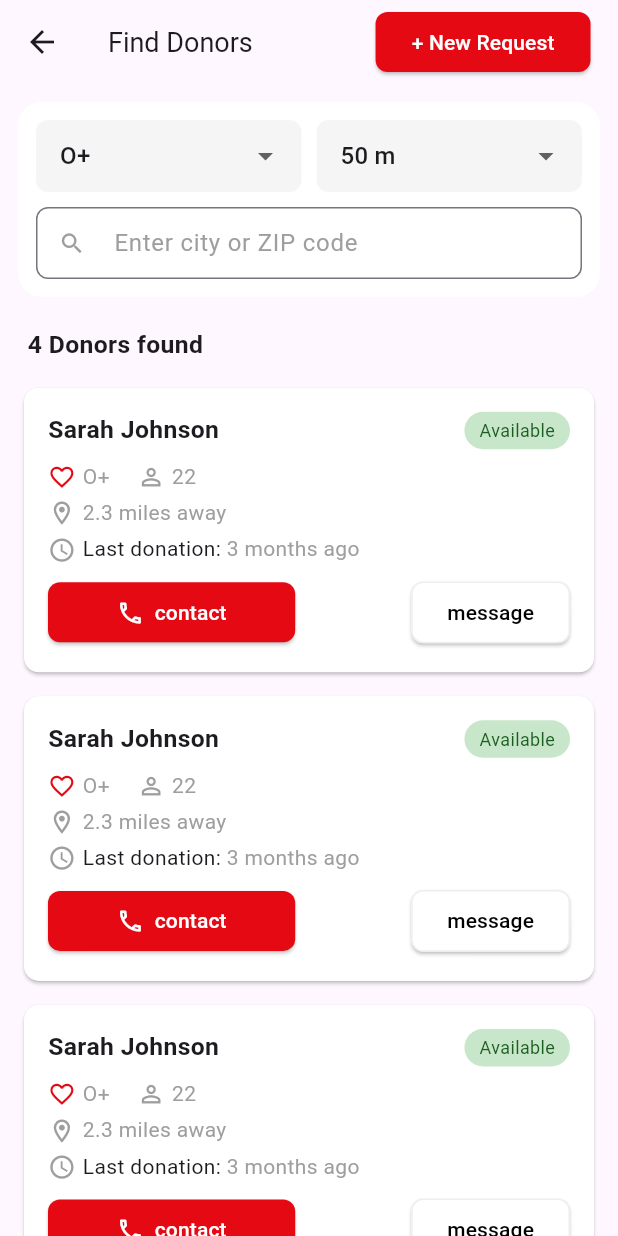
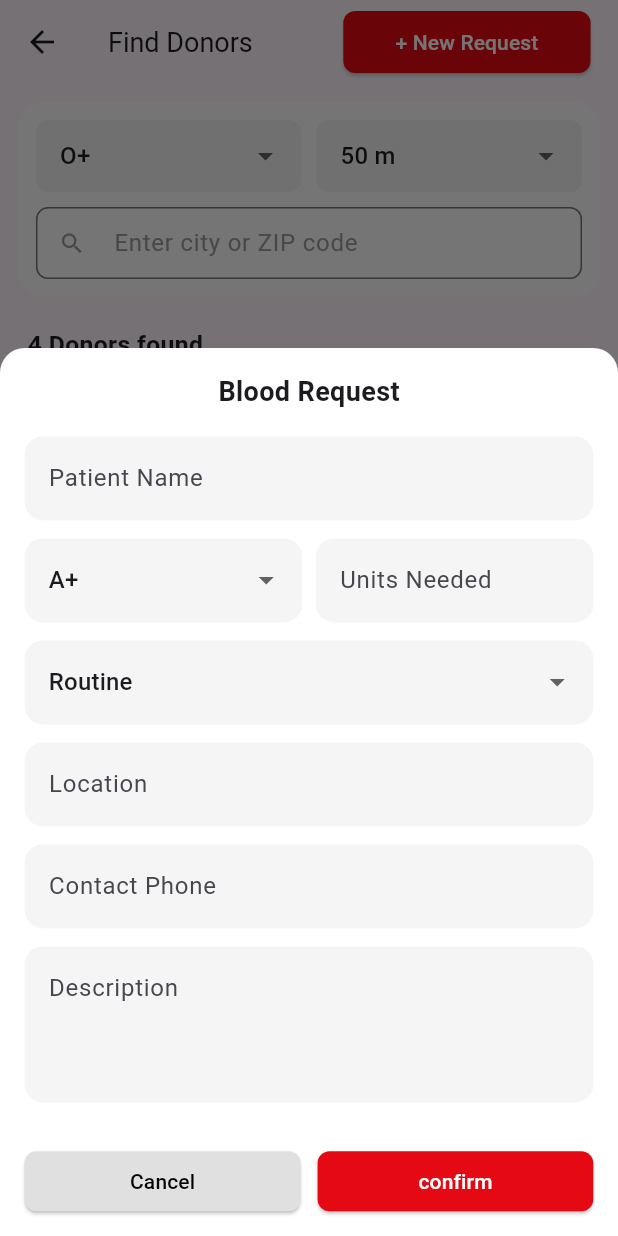
Before and after one commit to a7medragab22/BloodBank, a Flutter app: the FindDonorsView screen opened by its route, after a tap on "+ New Request", on a phone screen of 412 x 824 dp. Run offline on Flutter 3.47's test engine with Material 3 defaults, Android fonts, the phone set to English and light mode, and no system bars; our stand-ins replace flutter_bloc, flutter_screenutil, font_awesome_flutter.

Commit message:
edit cutstom button and create second custom button and create model sheet to blood request

```diff
--- a/lib/core/ReusableCompounds/widgets/custom_button.dart
+++ b/lib/core/ReusableCompounds/widgets/custom_button.dart
@@ -9,11 +9,13 @@ class CustomButton extends StatelessWidget {
     this.onPressed,
     this.buttonColor = AppColor.kSecondaryColor,
     this.textColor = Colors.white,
+
   });
   final String text;
   final Color buttonColor;
   final Color textColor;
   final VoidCallback? onPressed;
+
 
   @override
   Widget build(BuildContext context) {
--- /dev/null
+++ b/lib/core/ReusableCompounds/widgets/custom_dropdown_feild.dart
@@ -0,0 +1,37 @@
+import 'package:flutter/material.dart';
+import 'package:flutter_screenutil/flutter_screenutil.dart';
+
+class CustomDropdownField extends StatelessWidget {
+  final String? value;
+  final String? hint;
+  final List<String> items;
+  final Function(String?) onChanged;
+
+  const CustomDropdownField({
+    super.key,
+    required this.value,
+    this.hint,
+    required this.items,
+    required this.onChanged,
+  });
+
+  @override
+  Widget build(BuildContext context) {
+    return DropdownButtonFormField<String>(
+      initialValue: value,
+      decoration: InputDecoration(
+        filled: true,
+        fillColor: Colors.grey.shade100,
+        border: OutlineInputBorder(
+          borderRadius: BorderRadius.circular(8),
+          borderSide: BorderSide.none,
+        ),
+        contentPadding: EdgeInsets.symmetric(horizontal: 12, vertical: 6.h),
+      ),
+      items: items
+          .map((e) => DropdownMenuItem(value: e, child: Text(e)))
+          .toList(),
+      onChanged: onChanged,
+    );
+  }
+}
--- /dev/null
+++ b/lib/core/ReusableCompounds/widgets/custom_second_button.dart
@@ -0,0 +1,36 @@
+import 'package:blodbank/core/themes/app_color.dart';
+import 'package:flutter/material.dart';
+
+class CustomSecondButton extends StatelessWidget {
+  const CustomSecondButton({
+    super.key,
+    required this.text,
+    this.textColor = Colors.white,
+    this.backgroundColor = AppColor.kPrimaryColor,
+    this.height = 40,
+    this.width = 80,
+    required this.onPressed,
+  });
+  final String text;
+  final double? height;
+  final double? width;
+  final Color? backgroundColor;
+  final Color? textColor;
+  final void Function()? onPressed;
+  @override
+  Widget build(BuildContext context) {
+    return SizedBox(
+      height: height,
+      width: width,
+      child: ElevatedButton(
+        style: ElevatedButton.styleFrom(
+          backgroundColor: backgroundColor,
+          foregroundColor: textColor,
+          shape: RoundedRectangleBorder(borderRadius: BorderRadius.circular(8)),
+        ),
+        onPressed: onPressed,
+        child: Text(text),
+      ),
+    );
+  }
+}
--- a/lib/core/Routes/app_route.dart
+++ b/lib/core/Routes/app_route.dart
@@ -1,7 +1,7 @@
 import 'package:blodbank/core/Routes/app_routes_name.dart';
 import 'package:blodbank/features/Home/presentation/Views/Donate/presentation/views/donate_view.dart';
 import 'package:blodbank/features/Home/presentation/Views/Donate/presentation/widgets/findLocation/presentation/cubits/findHospital/find_hospita_cubit.dart';
-import 'package:blodbank/features/Home/presentation/Views/Donate/presentation/widgets/findLocation/presentation/views/find_hospital_view.dart';
+import 'package:blodbank/features/Home/presentation/Views/Donate/presentation/widgets/findLocation/presentation/views/become_donor.dart';
 import 'package:blodbank/features/Home/presentation/Views/requestBlood/presentation/cubits/donorCubit/donor_cubit.dart';
 import 'package:blodbank/features/Home/presentation/Views/requestBlood/presentation/views/find_donors_view.dart';
 import 'package:blodbank/features/NavigationBar/presentation/Cubits/navigation/navigation_cubit.dart';
@@ -42,8 +42,12 @@ class AppRoute {
     AppRoutesName.profileView: (_) => ProfileView(),
     AppRoutesName.findHospital: (_) => BlocProvider(
       create: (context) => FindHospitaCubit()..loadHospital(),
-      child: FindHospitalView(),
+      child: BecomeDonor(),
     ),
+
+
+
+
     AppRoutesName.findDonors: (_) => BlocProvider(
       create: (context) => DonorCubit()..loadDonors(),
       child: FindDonorsView(),
--- a/lib/features/Home/presentation/Views/Donate/presentation/widgets/findLocation/presentation/views/find_hospital_view.dart
+++ b/lib/features/Home/presentation/Views/Donate/presentation/widgets/findLocation/presentation/views/become_donor.dart
@@ -4,8 +4,8 @@ import 'package:blodbank/features/Home/presentation/Views/Donate/presentation/wi
 import 'package:flutter/material.dart';
 import 'package:flutter_screenutil/flutter_screenutil.dart';
 
-class FindHospitalView extends StatelessWidget {
-  const FindHospitalView({super.key});
+class BecomeDonor extends StatelessWidget {
+  const BecomeDonor({super.key});
 
   @override
   Widget build(BuildContext context) {
--- a/lib/features/Home/presentation/Views/Donate/presentation/widgets/findLocation/presentation/widgets/person_info_card.dart
+++ b/lib/features/Home/presentation/Views/Donate/presentation/widgets/findLocation/presentation/widgets/person_info_card.dart
@@ -9,7 +9,7 @@ class PersonInfoCard extends StatelessWidget {
   Widget build(BuildContext context) {
     return Container(
       padding: EdgeInsets.all(2),
-      height: .36.sh,
+      height: .3.sh,
       width: .9.sw,
       decoration: BoxDecoration(
         borderRadius: BorderRadius.circular(8),
--- a/lib/features/Home/presentation/Views/Donate/presentation/widgets/findLocation/presentation/widgets/person_tab.dart
+++ b/lib/features/Home/presentation/Views/Donate/presentation/widgets/findLocation/presentation/widgets/person_tab.dart
@@ -3,6 +3,7 @@ import 'package:flutter/material.dart';
 
 class PersonTap extends StatelessWidget {
   const PersonTap({super.key});
+
   @override
   Widget build(BuildContext context) {
     return Scaffold(
--- /dev/null
+++ b/lib/features/Home/presentation/Views/requestBlood/presentation/cubits/bloodRequest/blood_request_cubit.dart
@@ -0,0 +1,22 @@
+import 'package:blodbank/features/Home/presentation/Views/requestBlood/presentation/models/blood_request_model.dart';
+import 'package:flutter_bloc/flutter_bloc.dart';
+
+part 'blood_request_state.dart';
+
+class BloodRequestCubit extends Cubit<BloodRequestState> {
+  BloodRequestCubit() : super(BloodRequestInitial());
+  static BloodRequestCubit get(context) => BlocProvider.of(context);
+  final List<BloodRequestModel> requests = [];
+  Future<void> submitRequest(BloodRequestModel model) async {
+    emit(BloodRequestLoading());
+    try {
+      await Future.delayed(const Duration(seconds: 2));
+      if (isClosed) return;
+      requests.add(model);
+      emit(BloodRequestSuccess(requests));
+    } catch (e) {
+      if (isClosed) return;
+      emit(BloodRequestFailure('there was an error ${e.toString()}'));
+    }
+  }
+}
--- /dev/null
+++ b/lib/features/Home/presentation/Views/requestBlood/presentation/cubits/bloodRequest/blood_request_state.dart
@@ -0,0 +1,17 @@
+part of 'blood_request_cubit.dart';
+
+abstract class BloodRequestState {}
+
+class BloodRequestInitial extends BloodRequestState {}
+
+class BloodRequestLoading extends BloodRequestState {}
+
+class BloodRequestSuccess extends BloodRequestState {
+  final List<BloodRequestModel> requests;
+  BloodRequestSuccess(this.requests);
+}
+
+class BloodRequestFailure extends BloodRequestState {
+  final String message;
+  BloodRequestFailure(this.message);
+}
--- /dev/null
+++ b/lib/features/Home/presentation/Views/requestBlood/presentation/models/blood_request_model.dart
@@ -0,0 +1,19 @@
+class BloodRequestModel {
+  final String patientName;
+  final String bloodType;
+  final int unitsNeeded;
+  final String urgencyLevel;
+  final String location;
+  final String contactPhone;
+  final String description;
+
+  BloodRequestModel({
+    required this.patientName,
+    required this.bloodType,
+    required this.unitsNeeded,
+    required this.urgencyLevel,
+    required this.location,
+    required this.contactPhone,
+    required this.description,
+  });
+}
--- a/lib/features/Home/presentation/Views/requestBlood/presentation/views/find_donors_view.dart
+++ b/lib/features/Home/presentation/Views/requestBlood/presentation/views/find_donors_view.dart
@@ -1,5 +1,8 @@
+import 'package:blodbank/core/ReusableCompounds/widgets/custom_second_button.dart';
 import 'package:blodbank/core/themes/app_color.dart';
+import 'package:blodbank/features/Home/presentation/Views/requestBlood/presentation/cubits/bloodRequest/blood_request_cubit.dart';
 import 'package:blodbank/features/Home/presentation/Views/requestBlood/presentation/cubits/donorCubit/donor_cubit.dart';
+import 'package:blodbank/features/Home/presentation/Views/requestBlood/presentation/widgets/blood_request_sheet.dart';
 import 'package:blodbank/features/Home/presentation/Views/requestBlood/presentation/widgets/donor_card.dart';
 import 'package:blodbank/features/Home/presentation/Views/requestBlood/presentation/widgets/filter_section.dart';
 import 'package:flutter/material.dart';
@@ -12,7 +15,7 @@ class FindDonorsView extends StatelessWidget {
   @override
   Widget build(BuildContext context) {
     return Scaffold(
-      appBar: appBarFindDonors(),
+      appBar: appBarFindDonors(context),
 
       body: Column(
         children: [
@@ -64,20 +67,25 @@ class FindDonorsView extends StatelessWidget {
     );
   }
 
-  AppBar appBarFindDonors() {
+  AppBar appBarFindDonors(BuildContext context) {
     return AppBar(
       title: const Text("Find Donors", style: TextStyle(fontSize: 18)),
       actions: [
-        ElevatedButton(
-          style: ElevatedButton.styleFrom(
-            backgroundColor: AppColor.kPrimaryColor,
-            foregroundColor: Colors.white,
-            shape: RoundedRectangleBorder(
-              borderRadius: BorderRadius.circular(8),
-            ),
-          ),
-          onPressed: () {},
-          child: Text('+ New Request'),
+        CustomSecondButton(
+          text: '+ New Request',
+          height: 40.h,
+          width: .4.sw,
+          onPressed: () {
+            showModalBottomSheet(
+              context: context,
+              isScrollControlled: true,
+              backgroundColor: Colors.transparent,
+              builder: (_) => BlocProvider(
+                create: (_) => BloodRequestCubit(),
+                child: const BloodRequestSheet(),
+              ),
+            );
+          },
         ),
         SizedBox(width: 16.w),
       ],
--- /dev/null
+++ b/lib/features/Home/presentation/Views/requestBlood/presentation/widgets/blood_request_sheet.dart
@@ -0,0 +1,232 @@
+import 'package:blodbank/core/ReusableCompounds/widgets/custom_second_button.dart';
+import 'package:blodbank/features/Home/presentation/Views/requestBlood/presentation/cubits/bloodRequest/blood_request_cubit.dart';
+import 'package:blodbank/features/Home/presentation/Views/requestBlood/presentation/models/blood_request_model.dart';
+import 'package:flutter/material.dart';
+import 'package:flutter_bloc/flutter_bloc.dart';
+import 'package:flutter_screenutil/flutter_screenutil.dart';
+
+class BloodRequestSheet extends StatefulWidget {
+  const BloodRequestSheet({super.key});
+
+  @override
+  State<BloodRequestSheet> createState() => _BloodRequestSheetState();
+}
+
+class _BloodRequestSheetState extends State<BloodRequestSheet> {
+  final _formKey = GlobalKey<FormState>();
+
+  final patientController = TextEditingController();
+  final unitsController = TextEditingController();
+  final locationController = TextEditingController();
+  final phoneController = TextEditingController();
+  final descriptionController = TextEditingController();
+
+  String? bloodType = 'A+';
+  String urgencyLevel = "Routine";
+
+  @override
+  Widget build(BuildContext context) {
+    return Container(
+      padding: EdgeInsets.only(
+        bottom: MediaQuery.of(context).viewInsets.bottom,
+      ),
+      decoration: BoxDecoration(
+        color: Colors.white,
+        borderRadius: BorderRadius.vertical(top: Radius.circular(16.r)),
+      ),
+      child: Padding(
+        padding: EdgeInsets.all(16.r),
+        child: BlocConsumer<BloodRequestCubit, BloodRequestState>(
+          listener: (context, state) {
+            if (state is BloodRequestSuccess) {
+              ScaffoldMessenger.of(context).showSnackBar(
+                SnackBar(
+                  content: Text('Success'),
+                  backgroundColor: Colors.green,
+                ),
+              );
+              Navigator.pop(context);
+            }
+          },
+          builder: (context, state) {
+            return SingleChildScrollView(
+              child: Form(
+                key: _formKey,
+                child: Column(
+                  crossAxisAlignment: CrossAxisAlignment.start,
+                  children: [
+                    const Center(
+                      child: Text(
+                        "Blood Request",
+                        style: TextStyle(
+                          fontSize: 18,
+                          fontWeight: FontWeight.bold,
+                        ),
+                      ),
+                    ),
+                    SizedBox(height: 16.h),
+
+                    _buildTextField("Patient Name", patientController),
+
+                    /// Blood Type + Units
+                    Row(
+                      children: [
+                        Expanded(
+                          child: _buildDropdown(
+                            hint: "Blood Type",
+                            value: bloodType,
+                            items: [
+                              "A+",
+                              "A-",
+                              "B+",
+                              "B-",
+                              "O+",
+                              "O-",
+                              "AB+",
+                              "AB-",
+                            ],
+                            onChanged: (v) {
+                              setState(() {
+                                bloodType = v;
+                              });
+                            },
+                          ),
+                        ),
+                        SizedBox(width: 8.w),
+                        Expanded(
+                          child: _buildTextField(
+                            "Units Needed",
+                            unitsController,
+                            isNumber: true,
+                          ),
+                        ),
+                      ],
+                    ),
+
+                    /// Urgency
+                    _buildDropdown(
+                      hint: "Urgency Level",
+                      value: urgencyLevel,
+                      items: const ["Routine", "Urgent", "Critical"],
+                      onChanged: (v) {
+                        setState(() {
+                          urgencyLevel = v!;
+                        });
+                      },
+                    ),
+
+                    _buildTextField("Location", locationController),
+
+                    _buildTextField(
+                      "Contact Phone",
+                      phoneController,
+                      isNumber: true,
+                    ),
+
+                    _buildTextField(
+                      "Description",
+                      descriptionController,
+                      maxLines: 3,
+                    ),
+
+                    SizedBox(height: 20.h),
+
+                    Row(
+                      children: [
+                        Expanded(
+                          child: CustomSecondButton(
+                            text: 'Cancel',
+                            backgroundColor: Colors.grey.shade300,
+                            textColor: Colors.black,
+                            onPressed: () => Navigator.pop(context),
+                          ),
+                        ),
+                        SizedBox(width: 10.w),
+                        Expanded(
+                          child: CustomSecondButton(
+                            text: 'confirm',
+                            onPressed: () {
+                              if (_formKey.currentState!.validate()) {
+                                final model = BloodRequestModel(
+                                  patientName: patientController.text,
+                                  bloodType: bloodType!,
+                                  unitsNeeded: int.parse(unitsController.text),
+                                  urgencyLevel: urgencyLevel,
+
+                                  location: locationController.text,
+
+                                  contactPhone: phoneController.text,
+                                  description: descriptionController.text,
+                                );
+
+                                context.read<BloodRequestCubit>().submitRequest(
+                                  model,
+                                );
+                              }
+                            },
+                          ),
+                        ),
+                      ],
+                    ),
+                  ],
+                ),
+              ),
+            );
+          },
+        ),
+      ),
+    );
+  }
+
+  Widget _buildTextField(
+    String hint,
+    TextEditingController controller, {
+    bool isNumber = false,
+    int maxLines = 1,
+  }) {
+    return Padding(
+      padding: const EdgeInsets.only(bottom: 12),
+      child: TextFormField(
+        controller: controller,
+        keyboardType: isNumber ? TextInputType.number : null,
+        maxLines: maxLines,
+        validator: (v) => v!.isEmpty ? "Required field" : null,
+        decoration: InputDecoration(
+          hintText: hint,
+          filled: true,
+          fillColor: Colors.grey[100],
+          border: OutlineInputBorder(
+            borderRadius: BorderRadius.circular(12),
+            borderSide: BorderSide.none,
+          ),
+        ),
+      ),
+    );
+  }
+
+  Widget _buildDropdown({
+    required String hint,
+    required String? value,
+    required List<String> items,
+    required Function(String?) onChanged,
+  }) {
+    return Padding(
+      padding: const EdgeInsets.only(bottom: 12),
+      child: DropdownButtonFormField<String>(
+        initialValue: value,
+        items: items
+            .map((e) => DropdownMenuItem(value: e, child: Text(e)))
+            .toList(),
+        onChanged: onChanged,
+        decoration: InputDecoration(
+          filled: true,
+          fillColor: Colors.grey[100],
+          border: OutlineInputBorder(
+            borderRadius: BorderRadius.circular(12),
+            borderSide: BorderSide.none,
+          ),
+        ),
+      ),
+    );
+  }
+}
--- a/lib/features/Home/presentation/Views/requestBlood/presentation/widgets/donor_card.dart
+++ b/lib/features/Home/presentation/Views/requestBlood/presentation/widgets/donor_card.dart
@@ -1,3 +1,4 @@
+import 'package:blodbank/core/ReusableCompounds/widgets/custom_second_button.dart';
 import 'package:blodbank/core/themes/app_color.dart';
 import 'package:blodbank/features/Home/presentation/Views/requestBlood/presentation/cubits/donorCubit/donor_cubit.dart';
 import 'package:blodbank/features/Home/presentation/Views/requestBlood/presentation/models/donor_model.dart';
@@ -91,43 +92,23 @@ class DonorCard extends StatelessWidget {
             SizedBox(height: 8.h),
             Row(
               children: [
-                ElevatedButton(
-                  style: ElevatedButton.styleFrom(
-                    backgroundColor: AppColor.kPrimaryColor,
-                    foregroundColor: Colors.white,
-                    minimumSize: Size(.4.sw, 40),
-                    shape: RoundedRectangleBorder(
-                      borderRadius: BorderRadius.circular(8),
-                    ),
-                  ),
-
-                  onPressed: () {
-                    context.read<DonorCubit>().callDonor(donor.phoneNumber);
-                  },
-
-                  child: Row(
-                    children: [
-                      Icon(Icons.phone_outlined, size: 18.sp),
-                      SizedBox(width: 6.w),
-                      Text('contact'),
-                    ],
+                Expanded(
+                  child: CustomSecondButton(
+                    text: 'contact',
+                    onPressed: () {
+                      context.read<DonorCubit>().callDonor(donor.phoneNumber);
+                    },
                   ),
                 ),
-                Spacer(),
-                ElevatedButton(
-                  style: ElevatedButton.styleFrom(
-                    backgroundColor: Colors.white,
-                    foregroundColor: Colors.black,
-                    minimumSize: Size(.2.sw, 40.h),
-                    shape: RoundedRectangleBorder(
-                      borderRadius: BorderRadius.circular(8),
-                    ),
-                    side: BorderSide(color: Colors.grey.shade200),
+                SizedBox(width: 10.w),
+                Expanded(
+                  child: CustomSecondButton(
+                    text: 'message',
+                    backgroundColor: Colors.grey.shade300,
+                    textColor: Colors.black,
+
+                    onPressed: () {},
                   ),
-
-                  onPressed: () {},
-
-                  child: Row(children: [Text('message')]),
                 ),
               ],
             ),
--- a/lib/features/Home/presentation/Views/requestBlood/presentation/widgets/filter_section.dart
+++ b/lib/features/Home/presentation/Views/requestBlood/presentation/widgets/filter_section.dart
@@ -1,5 +1,5 @@
+import 'package:blodbank/core/ReusableCompounds/widgets/custom_dropdown_feild.dart';
 import 'package:flutter/material.dart';
-import 'package:flutter_screenutil/flutter_screenutil.dart';
 
 class FilterSection extends StatelessWidget {
   const FilterSection({super.key});
@@ -18,7 +18,7 @@ class FilterSection extends StatelessWidget {
           Row(
             children: [
               Expanded(
-                child: AppDropdownField(
+                child: CustomDropdownField(
                   value: 'O+',
                   items: const [
                     'A+',
@@ -35,7 +35,7 @@ class FilterSection extends StatelessWidget {
               ),
               const SizedBox(width: 10),
               Expanded(
-                child: AppDropdownField(
+                child: CustomDropdownField(
                   value: '50 m',
                   items: const [
                     '50 m',
@@ -70,36 +70,3 @@ class FilterSection extends StatelessWidget {
     );
   }
 }
-
-class AppDropdownField extends StatelessWidget {
-  final String? value;
-  final List<String> items;
-  final Function(String?) onChanged;
-
-  const AppDropdownField({
-    super.key,
-    required this.value,
-    required this.items,
-    required this.onChanged,
-  });
-
-  @override
-  Widget build(BuildContext context) {
-    return DropdownButtonFormField<String>(
-      initialValue: value,
-      decoration: InputDecoration(
-        filled: true,
-        fillColor: Colors.grey.shade100,
-        border: OutlineInputBorder(
-          borderRadius: BorderRadius.circular(8),
-          borderSide: BorderSide.none,
-        ),
-        contentPadding: EdgeInsets.symmetric(horizontal: 12, vertical: 6.h),
-      ),
-      items: items
-          .map((e) => DropdownMenuItem(value: e, child: Text(e)))
-          .toList(),
-      onChanged: onChanged,
-    );
-  }
-}
--- a/lib/features/auth/presentation/screens/initial_view.dart
+++ b/lib/features/auth/presentation/screens/initial_view.dart
@@ -30,6 +30,7 @@ class InitialView extends StatelessWidget {
           SizedBox(height: 32.h),
           CustomButton(
             text: 'Sign Up',
+
             buttonColor: Colors.transparent,
             textColor: AppColor.kSecondaryColor,
             onPressed: () => Navigator.pushNamed(context, AppRoutesName.signUp),
@@ -37,6 +38,7 @@ class InitialView extends StatelessWidget {
           SizedBox(height: 12.h),
           CustomButton(
             text: 'Log In',
+
             onPressed: () {
               Navigator.pushNamed(context, AppRoutesName.logIn);
             },
```
